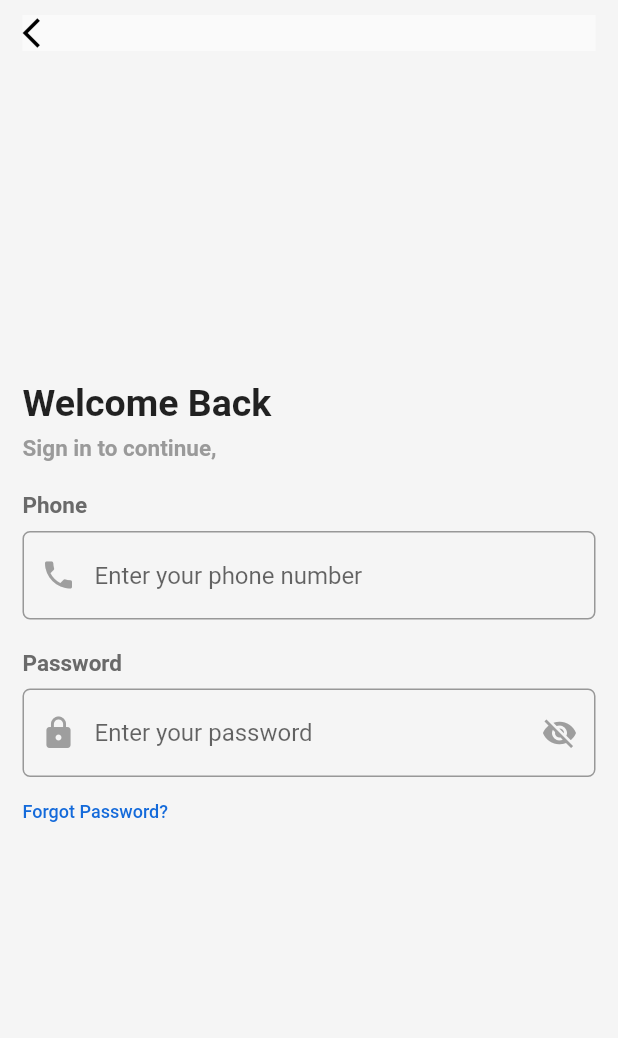
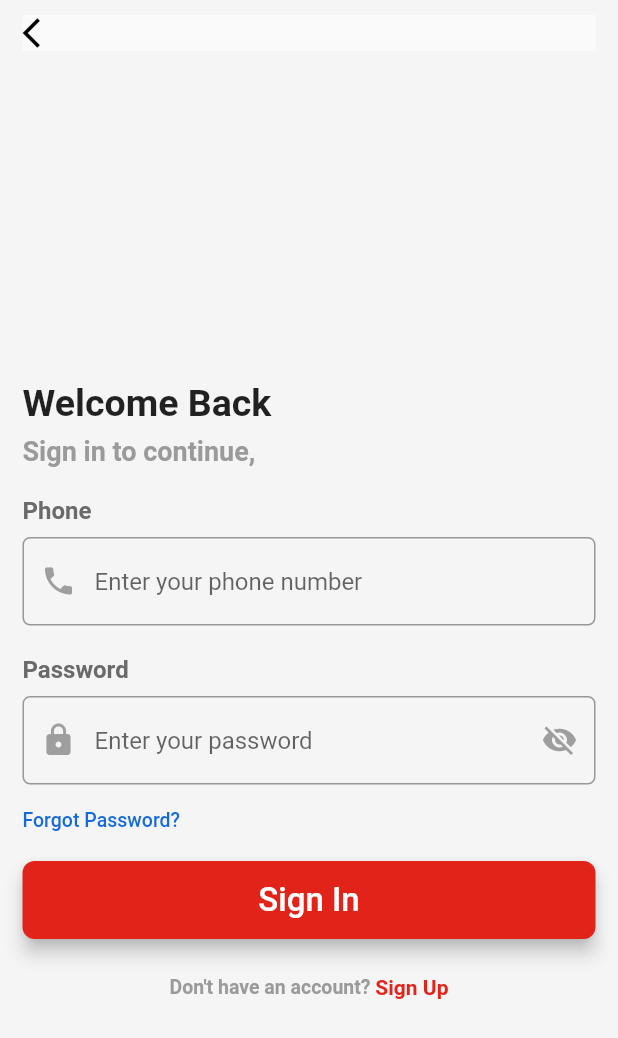
Before and after one commit to Brenda-mwaura/Tabibu-Health-Care-App, a Flutter app: the screen it shows after launch, on a phone screen of 412 x 824 dp. Shown: the top 1038 px of the screen. Run offline on Flutter 3.47's test engine with Material 2 defaults, Android fonts, the phone set to English and light mode, and no system bars; our stand-ins replace flutter_rating_bar, google_maps_flutter, google_nav_bar.

Commit message:
:art: login ui

```diff
--- a/lib/views/auths/auth_base.dart
+++ b/lib/views/auths/auth_base.dart
@@ -73,7 +73,7 @@ class AuthBase extends StatelessWidget {
                 subtitle!,
                 style: const TextStyle(
                   fontWeight: FontWeight.w700,
-                  fontSize: 15,
+                  fontSize: 18,
                   color: Color.fromARGB(255, 154, 154, 154),
                 ),
               ),
--- a/lib/views/auths/login.dart
+++ b/lib/views/auths/login.dart
@@ -1,6 +1,8 @@
 import 'package:flutter/material.dart';
+import 'package:tabibu/configs/styles.dart';
 import 'package:tabibu/services/validators.dart';
 import 'package:tabibu/views/auths/auth_base.dart';
+import 'package:tabibu/widgets/buttons/auth_button.dart';
 import 'package:tabibu/widgets/inputs/text_field_with_label.dart';
 
 class LoginScreen extends StatefulWidget {
@@ -82,7 +84,7 @@ class _LoginScreenState extends State<LoginScreen> {
               child: const Text(
                 "Forgot Password?",
                 style: TextStyle(
-                  fontSize: 12,
+                  fontSize: 13,
                   color: Color.fromARGB(255, 20, 106, 218),
                   fontWeight: FontWeight.w500,
                 ),
@@ -91,6 +93,44 @@ class _LoginScreenState extends State<LoginScreen> {
             const SizedBox(
               height: 20,
             ),
+            AuthButton(
+              onPressed: () {},
+              child: const Text(
+                "Sign In",
+                style: TextStyle(
+                  color: Colors.white,
+                  fontSize: 22,
+                  fontWeight: FontWeight.w500,
+                ),
+              ),
+            ),
+            const SizedBox(height: 24),
+            GestureDetector(
+              onTap: () {
+                // Navigator.of(context).pushNamed(RouteGenerator.signUpPage);
+              },
+              child: Row(
+                mainAxisAlignment: MainAxisAlignment.center,
+                children: const [
+                  Text(
+                    "Don't have an account? ",
+                    style: TextStyle(
+                      fontWeight: FontWeight.w700,
+                      fontSize: 13,
+                      color: Color.fromARGB(255, 154, 154, 154),
+                    ),
+                  ),
+                  Text(
+                    "Sign Up",
+                    style: TextStyle(
+                      fontWeight: FontWeight.w700,
+                      fontSize: 14,
+                      color: Styles.primaryColor,
+                    ),
+                  ),
+                ],
+              ),
+            ),
           ],
         ),
       ),
--- a/lib/widgets/buttons/auth_button.dart
+++ b/lib/widgets/buttons/auth_button.dart
@@ -1,4 +1,5 @@
 import 'package:flutter/material.dart';
+import 'package:tabibu/configs/styles.dart';
 
 class AuthButton extends StatelessWidget {
   final Function onPressed;
@@ -14,7 +15,7 @@ class AuthButton extends StatelessWidget {
         onPressed: () {
           onPressed();
         },
-        fillColor: const Color.fromARGB(255, 60, 55, 255),
+        fillColor: Styles.primaryColor,
         elevation: 5,
         padding: const EdgeInsets.symmetric(
           vertical: 13,
--- a/lib/widgets/inputs/text_field_with_label.dart
+++ b/lib/widgets/inputs/text_field_with_label.dart
@@ -40,7 +40,7 @@ class TextFieldWithLabel extends StatelessWidget {
           style: const TextStyle(
             fontWeight: FontWeight.w700,
             color: Color.fromARGB(255, 106, 106, 106),
-            fontSize: 15,
+            fontSize: 16,
           ),
         ),
         const SizedBox(height: 8),
@@ -51,7 +51,6 @@ class TextFieldWithLabel extends StatelessWidget {
           keyboardType: keyboardType,
           validator: validator,
           textInputAction: inputAction,
-          // TextInputAction.next,
           decoration: InputDecoration(
             border: OutlineInputBorder(
               borderRadius: BorderRadius.circular(5),
```
